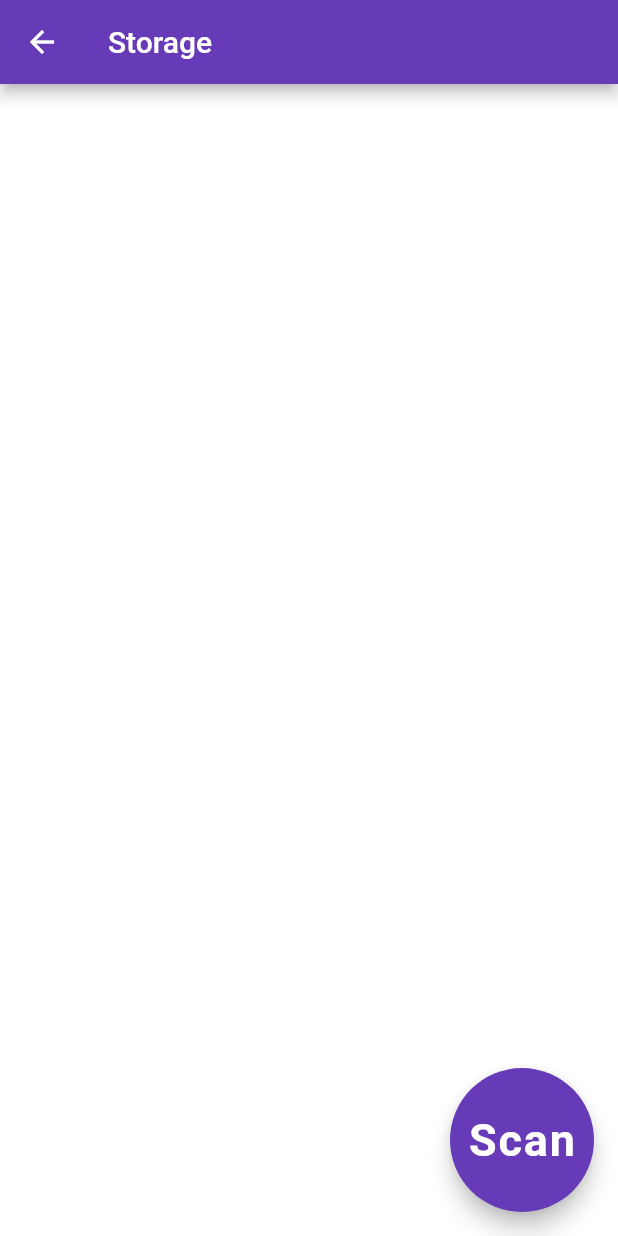
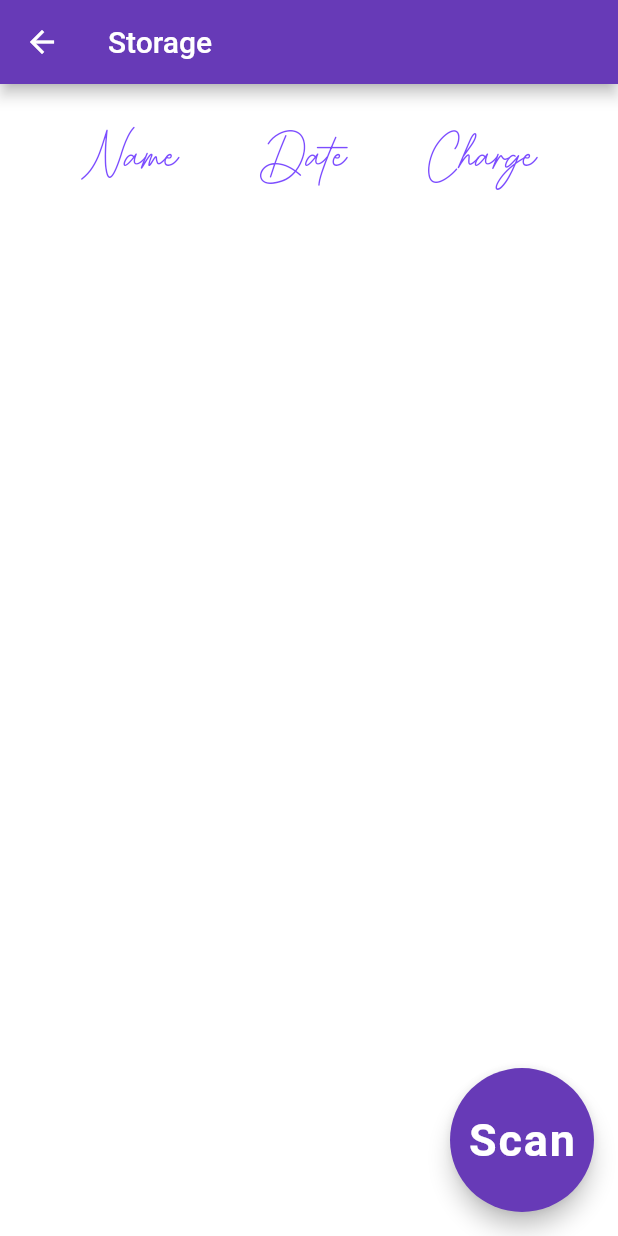
Before and after one commit to zrmedina/Spindle, a Flutter app: the SavedPage screen opened directly, on a phone screen of 412 x 824 dp. Run offline on Flutter 3.47's test engine with Material 2 defaults, Android fonts, the phone set to English and light mode, and no system bars; our stand-ins replace firebase_auth, firebase_core, firebase_database, image_picker; missing offline and left inert: google_ml_kit, learning_entity_extraction; accounts and stored records are empty.

Commit message:
fixed update

```diff
--- a/lib/Receipt.dart
+++ b/lib/Receipt.dart
@@ -1,11 +1,10 @@
-import 'package:image_picker/image_picker.dart';
 
 class Receipt {
   int id = new DateTime.now().millisecondsSinceEpoch;
   String name;
   String date;
   String charge;
-  XFile? image;
+  String image;
   String address;
 
   Receipt(this.name,this.address,this.date,this.charge,this.image);
@@ -16,6 +15,7 @@ class Receipt {
       'address': address,
       'date': date,
       'charge': charge,
+      "image": image,
     };
   }
 
--- a/lib/saved_screen.dart
+++ b/lib/saved_screen.dart
@@ -1,5 +1,6 @@
 import 'dart:convert';
 import 'dart:io';
+import 'dart:ui';
 
 import 'package:firebase_auth/firebase_auth.dart';
 import 'package:firebase_database/firebase_database.dart';
@@ -20,6 +21,7 @@ class SavedPage extends StatefulWidget {
 
 class _SavedPageState extends State<SavedPage> {
   List<Receipt> receipts = <Receipt>[];
+  User? user = FirebaseAuth.instance.currentUser;
 
   void initState() {
     super.initState();
@@ -31,13 +33,15 @@ class _SavedPageState extends State<SavedPage> {
   Future<void> getReceipts() async {
     User? user = FirebaseAuth.instance.currentUser;
     Map<String, dynamic>? data;
+    receipts.clear();
 
-    FirebaseDatabase.instance.ref("${user?.uid}/receipts").get()
-        .then((entity) {
-      data = jsonDecode(jsonEncode(entity.value));
+    DatabaseReference ref = FirebaseDatabase.instance.ref("${user?.uid}/receipts");
+    ref.onValue.listen((DatabaseEvent event) {
+      data = jsonDecode(jsonEncode(event.snapshot.value));
+      receipts.clear();
       data?.forEach((key, value) {
 
-        Receipt r = Receipt(value["name"], value["address"], value["date"], value["charge"], null);
+        Receipt r = Receipt(value["name"], value["address"], value["date"], value["charge"], value["image"]);
         r.setID(int.parse(key));
 
         receipts.add(r);
@@ -54,6 +58,12 @@ class _SavedPageState extends State<SavedPage> {
         MaterialPageRoute(builder: (context) => ScanPage(title: 'Scan', userID: FirebaseAuth.instance.currentUser )),
       );
     });
+    DatabaseReference ref =
+    FirebaseDatabase.instance.ref("${user?.uid}/receipts");
+    ref.onValue.listen((DatabaseEvent event) {
+      getReceipts();
+      print("heard");
+    });
   }
 
 
@@ -65,18 +75,57 @@ class _SavedPageState extends State<SavedPage> {
       ) ,
       body: Column(
         children: [
+          Container(
+            margin: EdgeInsets.only(top:20),
+            child: Row(
+                mainAxisAlignment: MainAxisAlignment.spaceEvenly,
+                children: [
+                  Container(
+                    child: Text(
+                          "Name",
+                        style: TextStyle(
+                          fontSize: 50,
+                          fontFamily: "BetterGrade",
+                          color: Colors.deepPurpleAccent
+                        ),
+                      ),
+                  ),
+                  Container(
+                    child: Text(
+                        "Date",
+                      style: TextStyle(
+                          fontSize: 50,
+                          fontFamily: "BetterGrade",
+                          color: Colors.deepPurpleAccent
+                      ),
+                    ),
+                  ),
+                  Container(
+                    child: Text(
+                        "Charge",
+                      style: TextStyle(
+                          fontSize: 50,
+                          fontFamily: "BetterGrade",
+                          color: Colors.deepPurpleAccent
+                      ),
+                    ),
+                  )
+                ]),
+          ),
           Expanded(
             child: ListView.builder(
               itemCount: receipts.length,
               itemBuilder: (_, int index){
               return ListTile(
                 onTap: (){
+                  setState((){
                     Navigator.of(context).push(
                       MaterialPageRoute(
                         settings: RouteSettings(name: "/EditPage"),
                         builder: (context) => EditPage(title: "Edit Receipt", receipt: receipts[index], userID: FirebaseAuth.instance.currentUser),
                       ),
                     );
+                  });
                  },
                 title: Container(
                   key: UniqueKey(),
@@ -86,10 +135,6 @@ class _SavedPageState extends State<SavedPage> {
                   child: Row(
                     mainAxisAlignment: MainAxisAlignment.spaceEvenly,
                     children: [
-                  if(receipts[index].image != null)
-                      Container(
-                          child: Image.file(File(receipts[index].image!.path))
-                      ),
                       Text(
                         receipts[index].name
                       ),
--- a/lib/scan_screen.dart
+++ b/lib/scan_screen.dart
@@ -73,7 +73,7 @@ class _ScanPageState extends State<ScanPage> {
         break;
       }
     }
-    Receipt newReceipt = Receipt(name,address,date,charge,imageFile);
+    Receipt newReceipt = Receipt(name,address,date,charge,imageFile!.path);
 
     setState(() {
 
```
Also changed, not shown: lib/receipt_edit.dart (+9 -2 lines). Lines whose indentation alone changed are shown as unchanged.
